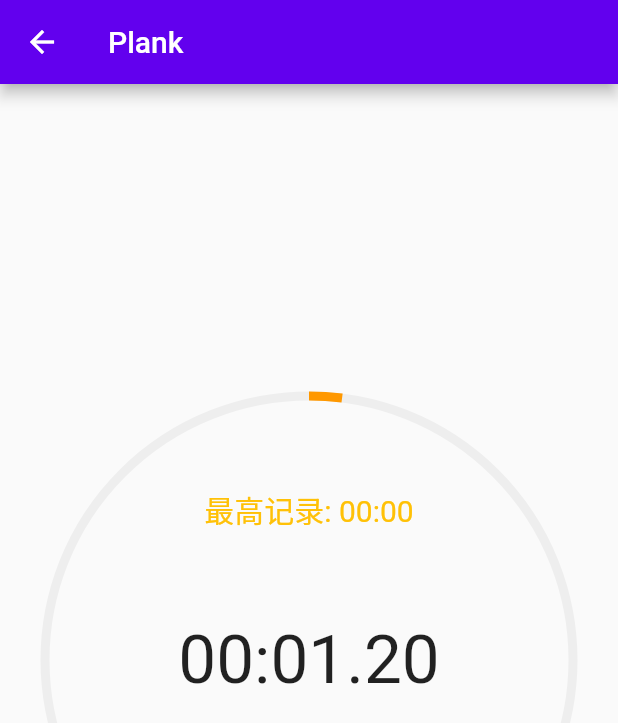
After one commit to zhouyudk/flutter_study, a Flutter app: the PlankHome screen opened by its route, after a tap on an icon or button, on a phone screen of 412 x 824 dp. The commit adds this screen. Shown: the top 723 px of the screen. Run offline on Flutter 3.47's test engine with Material 2 defaults, Android fonts, the phone set to English and light mode, and no system bars; our stand-ins replace cached_network_image, carousel_slider, dio, fl_chart, flutter_html, flutter_riverpod and 6 more; accounts and stored records are empty.

Commit message:
移动timer到UI层

```diff
--- a/lib/ui/plank/plank_home.dart
+++ b/lib/ui/plank/plank_home.dart
@@ -1,78 +1,59 @@
 import 'package:flutter/material.dart';
 import 'package:flutter/services.dart';
-import 'package:flutter_riverpod/flutter_riverpod.dart';
-import 'package:flutter_study/ui/plank/plank_view_model.dart';
+import 'package:flutter_study/ui/plank/plank_record_chart.dart';
+import 'package:flutter_study/ui/plank/plank_timer_view.dart';
+import 'package:intl/intl.dart';
 
 //TODO: 页面返回是 provider 没有释放，会继续计时， 还需要解决 set 最高记录或其他数据时 如何同时更新页面
-class PlankHome extends ConsumerWidget {
+class PlankHome extends StatelessWidget {
   const PlankHome({Key? key}) : super(key: key);
 
-  String _formatTime(int time) {
-    final milliseconds = ((time % 1000)/10).truncate();
+  @override
+  Widget build(BuildContext context) => Scaffold(
+        appBar: AppBar(
+            title: const Text("Plank"),
+            systemOverlayStyle:
+                const SystemUiOverlayStyle(statusBarColor: Colors.transparent)),
+        body: _buildScaffoldBody(context),
+      );
+
+  // final PageController _pageController = PageController(initialPage: 2);
+
+  Widget _buildScaffoldBody(BuildContext context) => PageView(
+        scrollDirection: Axis.horizontal,
+        children: [PlankTimerView(), const PlankRecordChart()],
+      );
+}
+
+extension FormatTime on int {
+  String toMilliSecondString() {
+    final time = this;
+    final milliseconds = ((time % 1000) / 10).truncate();
     final second = (time / 1000).truncate() % 60;
     final min = (time / 1000 / 60).truncate();
     return '${min.toString().padLeft(2, '0')}:${second.toString().padLeft(2, '0')}.${milliseconds.toString().padLeft(2, '0')}';
   }
 
-  @override
-  Widget build(BuildContext context, WidgetRef ref) {
-    return WillPopScope(
-      onWillPop: (){
-        ref.read(plankDataProvider.notifier).stopTiming();
-        return Future.value(true);
-      },
-      child: Scaffold(
-        appBar: AppBar(
-            title: const Text("Plank"),
-            systemOverlayStyle:
-                const SystemUiOverlayStyle(statusBarColor: Colors.transparent)),
-        body: _buildScaffoldBody(context, ref),
-      ),
-    );
+  String toSecondString() {
+    final time = this;
+    final second = (time / 1000).truncate() % 60;
+    final min = (time / 1000 / 60).truncate();
+    return '${min.toString().padLeft(2, '0')}:${second.toString().padLeft(2, '0')}';
   }
 
-  Widget _buildScaffoldBody(BuildContext context, WidgetRef ref) {
-    PlankContent plankContent = ref.watch(plankDataProvider);
-    return Center(
-      child: Stack(
-        alignment: Alignment.center,
-        children: [
-          SizedBox(
-            height: MediaQuery.of(context).size.width,
-            width: MediaQuery.of(context).size.width,
-            child: Padding(
-              padding: const EdgeInsets.all(30.0),
-              child: CircularProgressIndicator(
-                value: plankContent.progress,
-                backgroundColor: plankContent.backgroundColor,
-                valueColor:
-                    AlwaysStoppedAnimation(plankContent.foregroundColor),
-                strokeWidth: 6,
-              ),
-            ),
-          ),
-          SizedBox(
-              height: MediaQuery.of(context).size.width,
-              width: MediaQuery.of(context).size.width,
-              child: Padding(
-                padding: const EdgeInsets.only(bottom: 200),
-                child: Center(
-                    child: Text(
-                  '最高记录: ${_formatTime(plankContent.highestRecord)}',
-                  style: const TextStyle(fontSize: 20, color: Colors.amber),
-                )),
-              )),
-          GestureDetector(
-            onTap: () {
-              ref.read(plankDataProvider.notifier).onTimeClicked();
-            },
-            child: Text(
-              _formatTime(plankContent.time),
-              style: const TextStyle(fontSize: 45),
-            ),
-          )
-        ],
-      ),
-    );
+  String toDateDayString() {
+    final dateTime = DateTime.fromMillisecondsSinceEpoch(this);
+    DateFormat dateFormat = DateFormat("MM-dd");
+    return dateFormat.format(dateTime);
   }
 }
+
+extension DateCompare on int {
+  bool isSameDayWith(int timeStamp) {
+    final dateTimeA = DateTime.fromMillisecondsSinceEpoch(this);
+    final dateTimeB = DateTime.fromMillisecondsSinceEpoch(timeStamp);
+    return dateTimeA.year == dateTimeB.year &&
+        dateTimeA.month == dateTimeB.month &&
+        dateTimeA.day == dateTimeB.day;
+  }
+}
--- /dev/null
+++ b/lib/ui/plank/plank_record_chart.dart
@@ -0,0 +1,128 @@
+import 'package:fl_chart/fl_chart.dart';
+import 'package:flutter/material.dart';
+import 'package:flutter_riverpod/flutter_riverpod.dart';
+import 'package:flutter_study/ui/plank/plank_view_model.dart';
+
+class PlankRecordChart extends ConsumerWidget {
+  const PlankRecordChart({Key? key}) : super(key: key);
+
+  @override
+  Widget build(BuildContext context, WidgetRef ref) {
+    PlankContent plankContent = ref.watch(plankDataProvider);
+    return Center(
+      child: SizedBox(
+        height: MediaQuery
+            .of(context)
+            .size
+            .width,
+        width: MediaQuery
+            .of(context)
+            .size
+            .width,
+        //判断数据是否为空，为空则不限时Chart
+        child: BarChart(
+          BarChartData(
+            barTouchData: _initBarTouchData(plankContent.chartDataList),
+            titlesData: _initTitlesData(plankContent.chartDataList),
+            borderData: borderData,
+            barGroups: _initBarGroups(plankContent.chartDataList),
+            gridData: FlGridData(show: false),
+            alignment: BarChartAlignment.spaceAround,
+            maxY: 20,
+          ),
+        ),
+      ),
+    );
+  }
+
+  BarTouchData _initBarTouchData(List<ChartData> chartDataList) =>
+      BarTouchData(
+        enabled: false,
+        touchTooltipData: BarTouchTooltipData(
+          tooltipBgColor: Colors.blueAccent,
+          tooltipPadding: const EdgeInsets.all(2),
+          tooltipMargin: 8,
+          getTooltipItem: (BarChartGroupData group,
+              int groupIndex,
+              BarChartRodData rod,
+              int rodIndex,) {
+            return BarTooltipItem(
+              chartDataList[groupIndex].durationStr,
+              const TextStyle(
+                color: Colors.white,
+                fontWeight: FontWeight.bold,
+              ),
+            );
+          },
+        ),
+      );
+
+  FlTitlesData _initTitlesData(List<ChartData> chartDataList) =>
+      FlTitlesData(
+        show: true,
+        bottomTitles: AxisTitles(
+          sideTitles: SideTitles(
+            showTitles: true,
+            reservedSize: chartDataList
+                .reduce(
+                    (current, next) =>
+                current.duration > next.duration
+                    ? current
+                    : next)
+                .duration
+                .toDouble() * 1.5,
+            getTitlesWidget: (value, meta) =>
+                SideTitleWidget(
+                  axisSide: meta.axisSide,
+                  space: 4.0,
+                  child: Text(chartDataList[value.toInt()].dateStr,
+                      style: const TextStyle(
+                        color: Color(0xff7589a2),
+                        fontWeight: FontWeight.bold,
+                        fontSize: 14,
+                      )),
+                ),
+          ),
+        ),
+        leftTitles: AxisTitles(
+          sideTitles: SideTitles(showTitles: false),
+        ),
+        topTitles: AxisTitles(
+          sideTitles: SideTitles(showTitles: false),
+        ),
+        rightTitles: AxisTitles(
+          sideTitles: SideTitles(showTitles: false),
+        ),
+      );
+
+  FlBorderData get borderData =>
+      FlBorderData(
+        show: false,
+      );
+
+  final _barsGradient = const LinearGradient(
+    colors: [
+      Colors.lightBlueAccent,
+      Colors.greenAccent,
+    ],
+    begin: Alignment.bottomCenter,
+    end: Alignment.topCenter,
+  );
+
+  List<BarChartGroupData> _initBarGroups(List<ChartData> chartDataList) =>
+      chartDataList
+          .asMap()
+          .entries
+          .map((entry) =>
+          BarChartGroupData(
+            x: entry.key,
+            barRods: [
+              BarChartRodData(
+                toY: entry.value.duration.toDouble(),
+                gradient: _barsGradient,
+              )
+            ],
+            showingTooltipIndicators: [0],
+          ))
+          .toList();
+}
--- /dev/null
+++ b/lib/ui/plank/plank_timer_view.dart
@@ -0,0 +1,91 @@
+import 'dart:async';
+
+import 'package:flutter/material.dart';
+
+import 'package:flutter_riverpod/flutter_riverpod.dart';
+import 'package:flutter_study/ui/plank/plank_home.dart';
+import 'package:flutter_study/ui/plank/plank_view_model.dart';
+
+//ignore: must_be_immutable
+class PlankTimerView extends ConsumerWidget {
+  PlankTimerView({Key? key}) : super(key: key);
+
+  Timer? _timer;
+
+  //是否开始计时
+  bool _isTiming = false;
+
+  void _startTiming(WidgetRef ref) {
+    Timer.periodic(const Duration(milliseconds: 1), (timer) {
+      _timer = timer;
+      ref.read(plankDataProvider.notifier).updateDuration();
+    });
+  }
+
+  void _stopTiming(WidgetRef ref) {
+    _timer?.cancel();
+    _timer = null;
+    ref.read(plankDataProvider.notifier).onTimingStop();
+  }
+
+  void _onTimeClicked(WidgetRef ref) {
+    _isTiming = !_isTiming;
+    if (_isTiming) {
+      _startTiming(ref);
+    } else {
+      _stopTiming(ref);
+    }
+  }
+
+  @override
+  Widget build(BuildContext context, WidgetRef ref) {
+    PlankContent plankContent = ref.watch(plankDataProvider);
+    return WillPopScope(
+      onWillPop: () {
+        _stopTiming(ref);
+        return Future.value(true);
+      },
+      child: Center(
+        child: Stack(
+          alignment: Alignment.center,
+          children: [
+            SizedBox(
+              height: MediaQuery.of(context).size.width,
+              width: MediaQuery.of(context).size.width,
+              child: Padding(
+                padding: const EdgeInsets.all(30.0),
+                child: CircularProgressIndicator(
+                  value: plankContent.progress,
+                  backgroundColor: plankContent.backgroundColor,
+                  valueColor:
+                      AlwaysStoppedAnimation(plankContent.foregroundColor),
+                  strokeWidth: 6,
+                ),
+              ),
+            ),
+            SizedBox(
+                height: MediaQuery.of(context).size.width,
+                width: MediaQuery.of(context).size.width,
+                child: Padding(
+                  padding: const EdgeInsets.only(bottom: 200),
+                  child: Center(
+                      child: Text(
+                    '最高记录: ${plankContent.highestRecord.toSecondString()}',
+                    style: const TextStyle(fontSize: 20, color: Colors.amber),
+                  )),
+                )),
+            GestureDetector(
+              onTap: () {
+                _onTimeClicked(ref);
+              },
+              child: Text(
+                plankContent.duration.toMilliSecondString(),
+                style: const TextStyle(fontSize: 45),
+              ),
+            )
+          ],
+        ),
+      ),
+    );
+  }
+}
--- a/lib/ui/plank/plank_view_model.dart
+++ b/lib/ui/plank/plank_view_model.dart
@@ -1,9 +1,10 @@
-import 'dart:async';
+import 'dart:math';
 
 import 'package:flutter/material.dart';
 import 'package:flutter_study/ui/plank/db/database_helper.dart';
 import 'package:flutter_study/ui/plank/db/plank_record.dart';
 import 'package:flutter_riverpod/flutter_riverpod.dart';
+import 'package:flutter_study/ui/plank/plank_home.dart';
 
 import 'data/plank_preferences.dart';
 
@@ -14,8 +15,8 @@ final plankDataProvider =
 
 class PlankViewModel extends StateNotifier<PlankContent> {
   PlankViewModel() : super(PlankContent.defaultInstance()) {
-    plankRecords();
-    highestRecord();
+    refreshPlankRecords();
+    refreshHighestRecord();
   }
 
   final _colorList = [
@@ -26,11 +27,6 @@ class PlankViewModel extends StateNotifier<PlankContent> {
     Colors.cyanAccent
   ];
 
-  Timer? _timer;
-
-  //是否开始计时
-  bool _isTiming = false;
-
   final _databaseHelper = DatabaseHelper();
   final _plankPrefs = PlankPreferences();
 
@@ -38,74 +34,77 @@ class PlankViewModel extends StateNotifier<PlankContent> {
     _databaseHelper.insertPlankRecord(record);
   }
 
-  void plankRecords() {
+  void refreshPlankRecords() {
     _databaseHelper.plankRecords().asStream().listen((records) {
-      state = state.copyWith(recordList: records);
+      List<PlankRecord> recordsReduce = [];
+      //todo:按天叠加数据 数据间隔超过10天中间 增加一条空数据
+      var lastDayDuration = 0;
+      var lastRecordDate = DateTime.now().millisecondsSinceEpoch;
+      for (int i = records.length-1; i >= 0; i--) {
+        if (lastRecordDate.isSameDayWith(records[i].startTime)) {
+          lastDayDuration += records[i].duration;
+        } else {
+          if (records.length > 20) break;
+          recordsReduce.insert(
+              0,
+              PlankRecord(
+                  startTime: lastRecordDate, duration: lastDayDuration));
+          lastRecordDate = records[i].startTime;
+          lastDayDuration = records[i].duration;
+        }
+      }
+      //插入最后一条数据
+      recordsReduce.insert(
+          0, PlankRecord(startTime: lastRecordDate, duration: lastDayDuration));
+      final chartDataList = recordsReduce
+          .asMap()
+          .entries
+          .map((entry) => ChartData(
+              index: entry.key,
+              duration: entry.value.duration,
+              durationStr: entry.value.duration.toSecondString(),
+              dateStr: entry.value.startTime.toDateDayString()))
+          .toList();
+      state = state.copyWith(chartDataList: chartDataList);
     });
   }
 
   void setHighestRecord(int record) {
     _plankPrefs.setHighestRecord(record);
   }
-
-  void highestRecord() {
+//需要设置为流
+  void refreshHighestRecord() {
     _plankPrefs.highestRecord().asStream().listen((record) {
       state = state.copyWith(highestRecord: record);
     });
   }
 
-  ///点击计时控件是调用
-  void onTimeClicked() {
-    _isTiming = !_isTiming;
-    if (_isTiming) {
-      _startTiming();
+  void updateDuration() {
+    final duration = state.duration + 1;
+    if ((duration / 1000).truncate() % 60 == 0 &&
+        (duration / 1000).truncate() >= 60) {
+      state = state.copyWith(
+          backgroundColor: state.foregroundColor,
+          foregroundColor: _colorList
+              .elementAt((duration / 60 * 1000).truncate() % _colorList.length),
+          duration: duration,
+          progress: 0);
     } else {
-      if (state.time > state.highestRecord) {
-        setHighestRecord(state.time);
-      }
-      stopTiming();
+      state = state.copyWith(
+          duration: duration, progress: duration % (60 * 1000) / (60 * 1000));
     }
   }
 
-  void _startTiming() {
-    Timer.periodic(const Duration(milliseconds: 1), (timer) {
-      _timer = timer;
-      _updateTiming();
-    });
-  }
-
-  void stopTiming() {
-    _timer?.cancel();
-    _timer = null;
+  void onTimingStop() {
+    setHighestRecord(max(state.duration, state.highestRecord));
+    _databaseHelper.insertPlankRecord( PlankRecord(startTime: state.startTime, duration: state.duration));
     _resetPlankContent();
   }
 
-  void _updateTiming() {
-    final timing = state.time + 1;
-    if ((timing / 1000).truncate() % 60 == 0 &&
-        (timing / 1000).truncate() >= 60) {
-      state = state.copyWith(
-          backgroundColor: state.foregroundColor,
-          foregroundColor: _colorList
-              .elementAt((timing / 60 * 1000).truncate() % _colorList.length),
-          timing: timing,
-          progress: 0);
-    } else {
-      state = state.copyWith(
-          timing: timing, progress: timing % (60 * 1000) / (60 * 1000));
-    }
-  }
-
   void _resetPlankContent() {
-      state = PlankContent.defaultInstance();
-      highestRecord();
-      plankRecords();
-  }
-
-  @override
-  void dispose() {
-    super.dispose();
-    stopTiming();
+    state = PlankContent.defaultInstance();
+    refreshHighestRecord();
+    refreshPlankRecords();
   }
 }
 
@@ -118,7 +117,9 @@ class PlankContent {
   final Color foregroundColor;
 
   //计时字段
-  final int time;
+  final int duration;
+
+  final int startTime;
 
   //计时圆环的进度
   final double progress;
@@ -126,39 +127,58 @@ class PlankContent {
   //最高记录
   final int highestRecord;
 
-  final List<PlankRecord> recordList;
+  final List<ChartData> chartDataList;
 
-  const PlankContent(
-      {required this.backgroundColor,
-      required this.foregroundColor,
-      required this.time,
-      required this.progress,
-      required this.highestRecord,
-      required this.recordList});
+  const PlankContent({
+    required this.startTime,
+    required this.backgroundColor,
+    required this.foregroundColor,
+    required this.duration,
+    required this.progress,
+    required this.highestRecord,
+    required this.chartDataList,
+  });
 
   static PlankContent defaultInstance() {
     return PlankContent(
+        startTime: 0,
         backgroundColor: Colors.grey.withAlpha(33),
         foregroundColor: Colors.orange,
-        time: 0,
+        duration: 0,
         progress: 0.0,
         highestRecord: 0,
-        recordList: const []);
+        chartDataList: const []);
   }
 
   PlankContent copyWith(
       {Color? backgroundColor,
       Color? foregroundColor,
-      int? timing,
+      int? startTime,
+      int? duration,
       double? progress,
       int? highestRecord,
-      List<PlankRecord>? recordList}) {
+      List<ChartData>? chartDataList}) {
     return PlankContent(
         backgroundColor: backgroundColor ?? this.backgroundColor,
         foregroundColor: foregroundColor ?? this.foregroundColor,
-        time: timing ?? this.time,
+        startTime: startTime ?? this.startTime,
+        duration: duration ?? this.duration,
         progress: progress ?? this.progress,
         highestRecord: highestRecord ?? this.highestRecord,
-        recordList: recordList ?? this.recordList);
+        chartDataList: chartDataList ?? this.chartDataList);
   }
 }
+
+@immutable
+class ChartData {
+  final int index;
+  final String durationStr;
+  final int duration;
+  final String dateStr;
+
+  const ChartData(
+      {required this.index,
+      required this.duration,
+      required this.durationStr,
+      required this.dateStr});
+}
```
Also changed, not shown: lib/ui/plank/db/database_helper.dart (+11 -0 lines), lib/ui/plank/db/plank_record.dart (+5 -5 lines), 4 other files.
